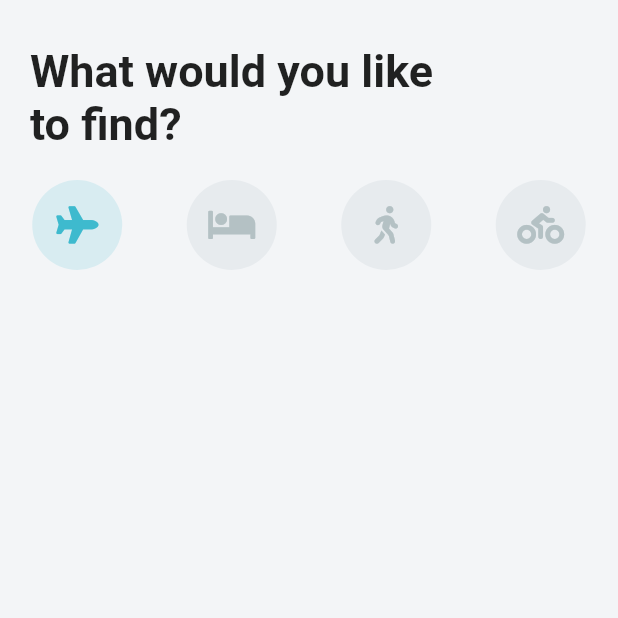
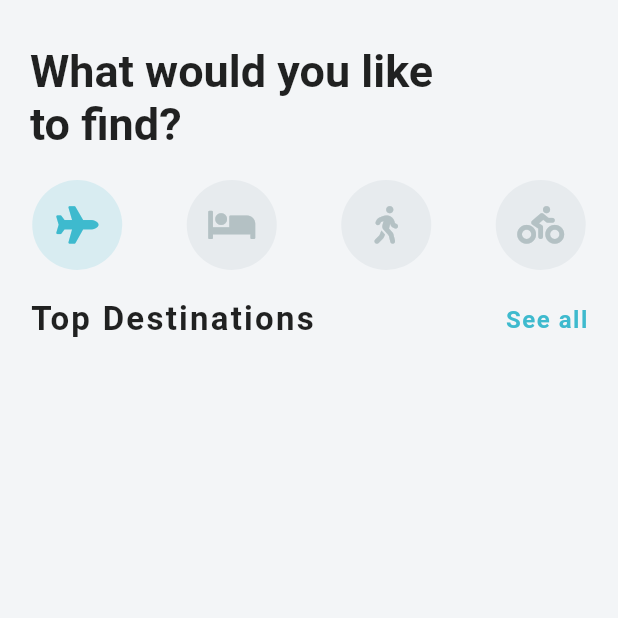
Before and after one commit to timeitel/travel_app, a Flutter app: the screen it shows after launch, on a phone screen of 412 x 824 dp, the top half of it. Run offline on Flutter 3.47's test engine with Material 2 defaults, Android fonts, the phone set to English and light mode, and no system bars; our stand-ins replace font_awesome_flutter.

Commit message:
add: destinations widget header

```diff
--- a/lib/screens/home_screen.dart
+++ b/lib/screens/home_screen.dart
@@ -1,5 +1,6 @@
 import 'package:flutter/material.dart';
 import 'package:font_awesome_flutter/font_awesome_flutter.dart';
+import 'package:travel_app/widgets/destination_carousel.dart';
 
 class HomeScreen extends StatefulWidget {
   @override
@@ -64,6 +65,10 @@ class _HomeScreenState extends State<HomeScreen> {
                 .map((MapEntry map) => _buildIcon(map.key))
                 .toList(),
           ),
+          SizedBox(
+            height: 20.0,
+          ),
+          DestinationCarousel(),
         ],
       )),
     );
--- /dev/null
+++ b/lib/widgets/destination_carousel.dart
@@ -0,0 +1,37 @@
+import 'package:flutter/material.dart';
+
+class DestinationCarousel extends StatelessWidget {
+  @override
+  Widget build(BuildContext context) {
+    return Column(
+      children: <Widget>[
+        Padding(
+          padding: EdgeInsets.symmetric(horizontal: 20.0),
+          child: Row(
+            mainAxisAlignment: MainAxisAlignment.spaceBetween,
+            children: <Widget>[
+              Text(
+                'Top Destinations',
+                style: TextStyle(
+                    fontSize: 22.0,
+                    fontWeight: FontWeight.bold,
+                    letterSpacing: 1.5),
+              ),
+              GestureDetector(
+                onTap: () => print('See All'),
+                child: Text(
+                  'See all',
+                  style: TextStyle(
+                      color: Theme.of(context).primaryColor,
+                      fontSize: 16.0,
+                      fontWeight: FontWeight.w600,
+                      letterSpacing: 1.0),
+                ),
+              ),
+            ],
+          ),
+        )
+      ],
+    );
+  }
+}
```
